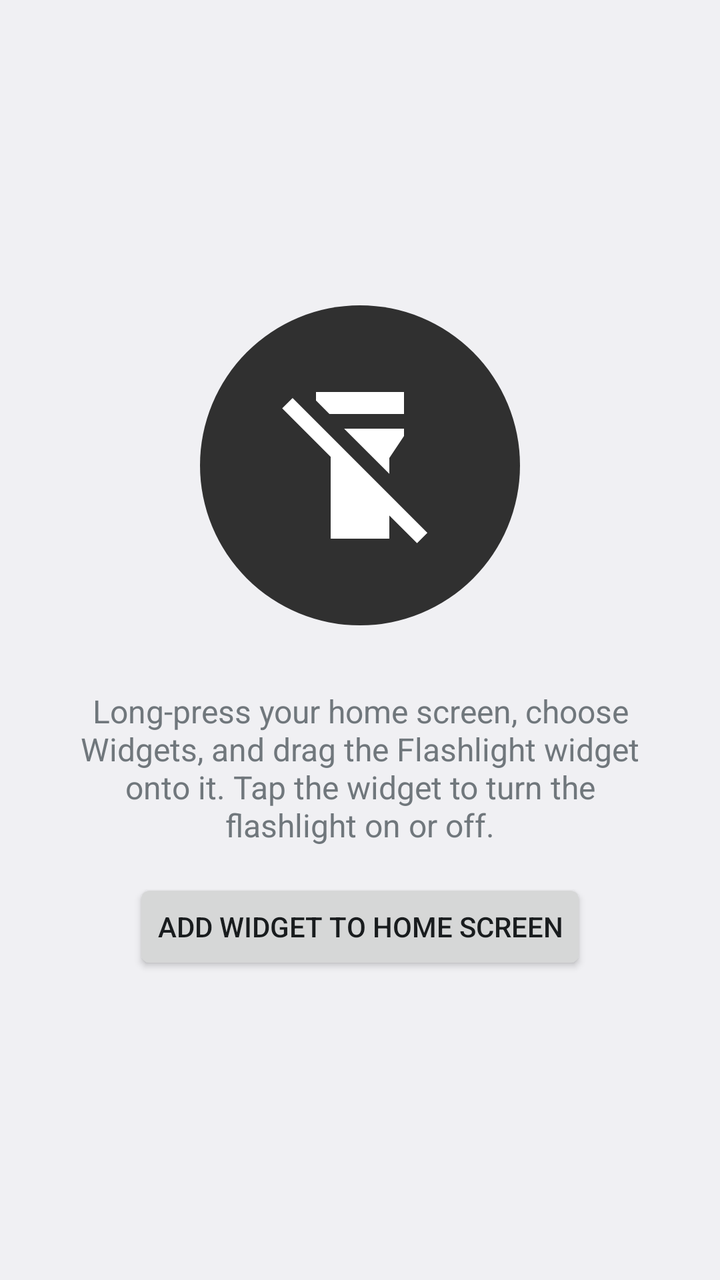
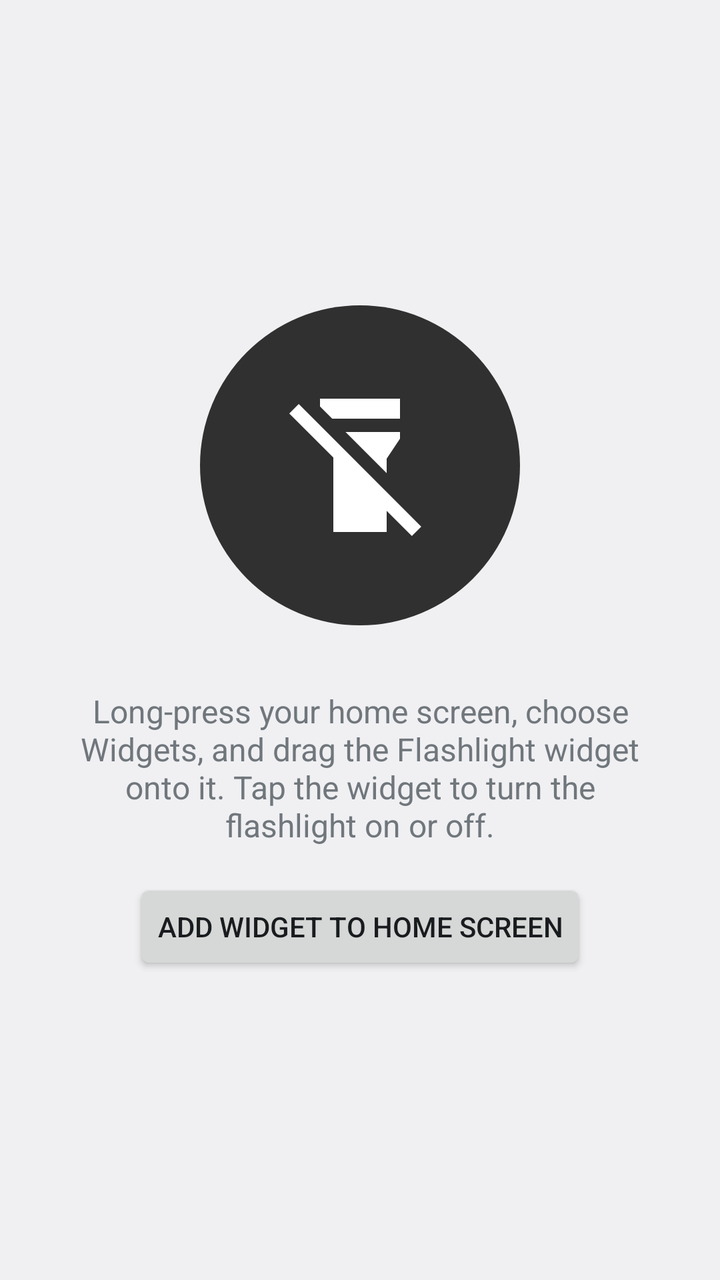

The first picture is an Android layout as it rendered before a commit; the second is the same layout after the commit. The layout source and the unified diff follow.
<!-- AndroidManifest.xml: application theme AppTheme -->
<!-- res/layout/activity_main.xml -->
<?xml version="1.0" encoding="utf-8"?>
<LinearLayout xmlns:android="http://schemas.android.com/apk/res/android"
    android:layout_width="match_parent"
    android:layout_height="match_parent"
    android:fitsSystemWindows="true"
    android:gravity="center"
    android:orientation="vertical"
    android:padding="32dp">

    <ImageButton
        android:id="@+id/toggle"
        android:layout_width="160dp"
        android:layout_height="160dp"
        android:background="@drawable/widget_bg_off"
        android:contentDescription="@string/toggle_flashlight"
        android:padding="36dp"
        android:scaleType="fitCenter"
        android:src="@drawable/ic_flashlight_off" />

    <TextView
        android:layout_width="wrap_content"
        android:layout_height="wrap_content"
        android:layout_marginTop="32dp"
        android:gravity="center"
        android:text="@string/instructions"
        android:textSize="16sp" />

    <Button
        android:id="@+id/add_widget"
        android:layout_width="wrap_content"
        android:layout_height="wrap_content"
        android:layout_marginTop="16dp"
        android:text="@string/add_widget" />
</LinearLayout>
<!-- resources referenced by this layout -->
<resources>
  <!-- drawable ic_flashlight_off (drawable) -->
  <vector xmlns:android="http://schemas.android.com/apk/res/android"
      android:width="24dp"
      android:height="24dp"
      android:viewportWidth="24"
      android:viewportHeight="24">
      <path
          android:fillColor="@color/icon_off"
          android:pathData="M18,5V2H6v1.17L7.83,5zM16,11l2,-3V7H9.83L16,13.17zM2.81,2.81L1.39,4.22 8,10.83V22h8v-3.17l3.78,3.78 1.41,-1.41z" />
  </vector>
  <!-- drawable widget_bg_off (drawable) -->
  <?xml version="1.0" encoding="utf-8"?>
  <shape xmlns:android="http://schemas.android.com/apk/res/android" android:shape="oval">
      <solid android:color="@color/torch_off" />
  </shape>
  <string name="add_widget">Add widget to home screen</string>
  <string name="instructions">Long-press your home screen, choose Widgets, and drag the Flashlight widget onto it. Tap the widget to turn the flashlight on or off.</string>
  <string name="toggle_flashlight">Toggle flashlight</string>
  <style name="AppTheme" parent="@android:style/Theme.DeviceDefault.Light" />
  <color name="icon_off">#FFFFFF</color>
  <color name="torch_off">#303030</color>
</resources>

<!-- the commit's change to res/layout/activity_main.xml (unified diff, before → after) -->
@@ -11,11 +11,10 @@
         android:id="@+id/toggle"
         android:layout_width="160dp"
         android:layout_height="160dp"
-        android:background="@drawable/widget_bg_off"
+        android:background="@null"
         android:contentDescription="@string/toggle_flashlight"
-        android:padding="36dp"
         android:scaleType="fitCenter"
-        android:src="@drawable/ic_flashlight_off" />
+        android:src="@drawable/widget_off" />
 
     <TextView
         android:layout_width="wrap_content"
<!-- resource entries referenced after the edit -->
@@ -1,5 +1,23 @@
 <!-- resources referenced by this layout -->
 <resources>
+  <!-- drawable widget_off (drawable) -->
+  <?xml version="1.0" encoding="utf-8"?>
+  <layer-list xmlns:android="http://schemas.android.com/apk/res/android">
+      <item>
+          <shape android:shape="oval">
+              <solid android:color="@color/torch_off" />
+              <size
+                  android:width="48dp"
+                  android:height="48dp" />
+          </shape>
+      </item>
+      <item
+          android:drawable="@drawable/ic_flashlight_off"
+          android:bottom="12dp"
+          android:left="12dp"
+          android:right="12dp"
+          android:top="12dp" />
+  </layer-list>
   <!-- drawable ic_flashlight_off (drawable) -->
   <vector xmlns:android="http://schemas.android.com/apk/res/android"
       android:width="24dp"
@@ -10,11 +28,6 @@
           android:fillColor="@color/icon_off"
           android:pathData="M18,5V2H6v1.17L7.83,5zM16,11l2,-3V7H9.83L16,13.17zM2.81,2.81L1.39,4.22 8,10.83V22h8v-3.17l3.78,3.78 1.41,-1.41z" />
   </vector>
-  <!-- drawable widget_bg_off (drawable) -->
-  <?xml version="1.0" encoding="utf-8"?>
-  <shape xmlns:android="http://schemas.android.com/apk/res/android" android:shape="oval">
-      <solid android:color="@color/torch_off" />
-  </shape>
   <string name="add_widget">Add widget to home screen</string>
   <string name="instructions">Long-press your home screen, choose Widgets, and drag the Flashlight widget onto it. Tap the widget to turn the flashlight on or off.</string>
   <string name="toggle_flashlight">Toggle flashlight</string>
